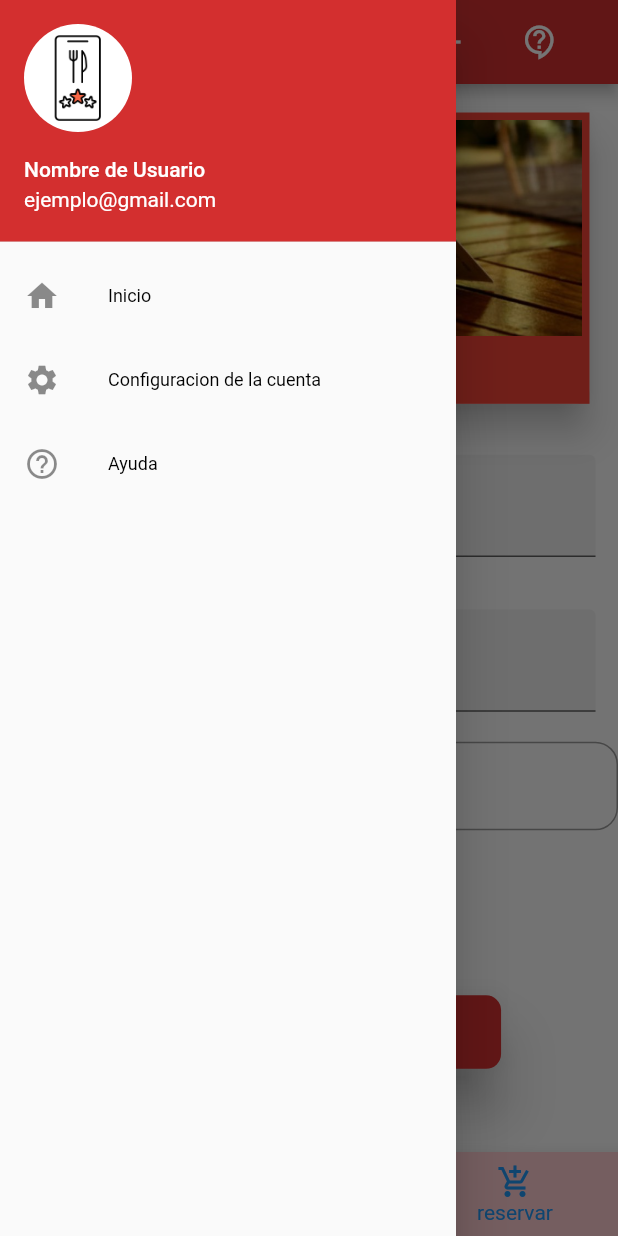
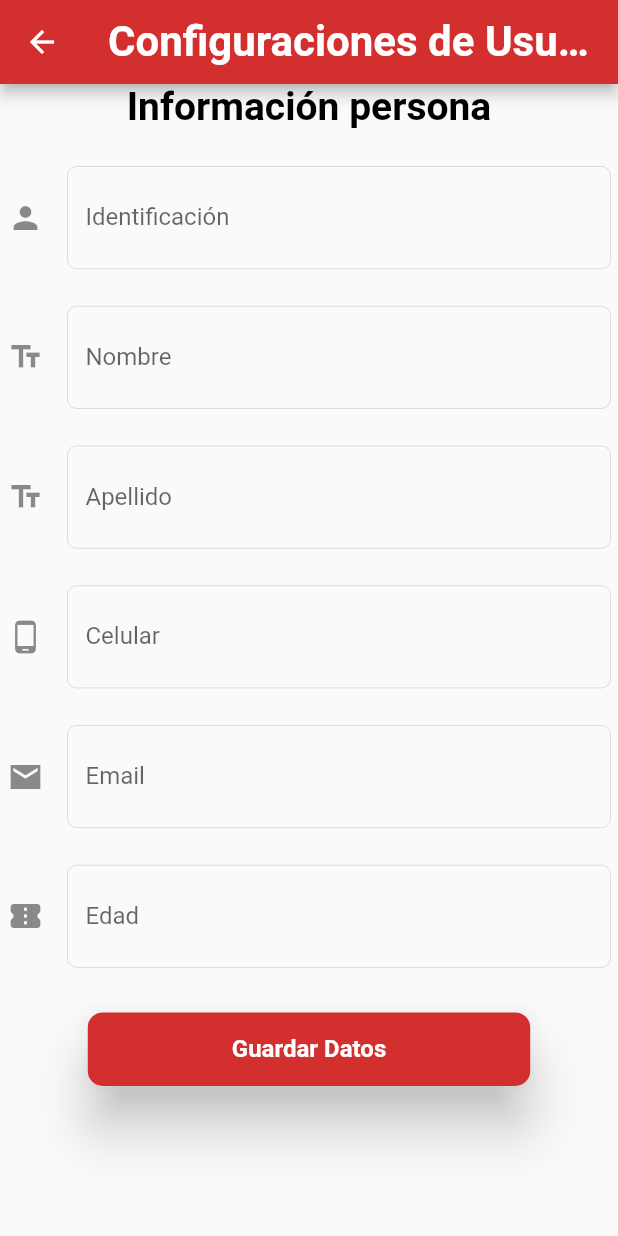
Before and after one commit to ayolethangulo/proyecto_appmovil, a Flutter app: the ViewMain screen opened directly, item 3 of the bottom bar chosen, in the side drawer, after a tap on "Configuracion de la cuenta", on a phone screen of 412 x 824 dp. Run offline on Flutter 3.47's test engine with Material 2 defaults, Android fonts, the phone set to English and light mode, and no system bars; our stand-ins replace flutter_rating_bar, flutter_swiper, get; network calls fail; Roboto replaces fonts that are missing (cursive).

Commit message:
Configuracion de la cuenta
Aporte Gian Figueroa

```diff
--- a/lib/Login/TextFields.dart
+++ b/lib/Login/TextFields.dart
@@ -1,5 +1,4 @@
 import 'package:flutter/material.dart';
-import 'package:flutter_swiper/flutter_swiper.dart';
 
 class TextFields extends StatelessWidget {
   final TextEditingController _controller;
@@ -11,11 +10,14 @@ class TextFields extends StatelessWidget {
   @override
   Widget build(BuildContext context) {
     return Padding(
-      padding: EdgeInsets.all(15.0),
+      padding: EdgeInsets.all(5.0),
       child: TextField(
         controller: this._controller,
         decoration: InputDecoration(
-            filled: true,
+            enabledBorder: OutlineInputBorder(
+                borderRadius: BorderRadius.circular(6),
+                borderSide: BorderSide(width: 0, color: Colors.black12)),
+            filled: false,
             labelText: this._label,
             hintText: this._hintText,
             suffix: GestureDetector(
--- /dev/null
+++ b/lib/configurations/configuraciones.dart
@@ -0,0 +1,147 @@
+import 'dart:convert';
+
+import 'package:flutter/material.dart';
+import 'package:parcial_1_app_movil/Login/TextFields.dart';
+import 'package:parcial_1_app_movil/Login/login_page.dart';
+import 'package:parcial_1_app_movil/modelo/personas.dart';
+import 'package:parcial_1_app_movil/pages/viewMain.dart';
+import 'package:parcial_1_app_movil/peticiones/peticionespersona.dart';
+
+class ConfiguracionUsuarioPage extends StatefulWidget {
+
+  ConfiguracionUsuarioPage(void editarPersona, {Key? key}) : super(key: key);
+  @override
+  State<ConfiguracionUsuarioPage> createState() => _ConfiguracionUsuarioPageState();
+}
+
+class _ConfiguracionUsuarioPageState extends State<ConfiguracionUsuarioPage> {
+  late Personas personas;
+  late TextEditingController _controlIdentificacion;
+  late TextEditingController _controlNombre;
+  late TextEditingController _controlApellido;
+  late TextEditingController _controlCelular;
+  late TextEditingController _controlEmail;
+  late TextEditingController _controlEdad;
+
+  @override
+  void initState() {
+
+    _controlIdentificacion = TextEditingController();
+    _controlNombre = TextEditingController();
+    _controlApellido = TextEditingController();
+    _controlCelular = TextEditingController();
+    _controlEmail = TextEditingController();
+    _controlEdad = TextEditingController();
+    super.initState();
+  }
+
+  @override
+  Widget build(BuildContext context) {
+    return Scaffold(
+      appBar: AppBar(
+        title: Text(
+          'Configuraciones de Usuario',
+          textAlign: TextAlign.left,
+          style: TextStyle(
+              color: Colors.white,
+              fontSize: 28,
+              fontFamily: 'cursive',
+              fontWeight: FontWeight.bold),
+        ),
+        backgroundColor: Colors.red[700],
+      ),
+      body: ListView(
+        children: <Widget>[
+          Column(
+            children: [
+              Text(
+                'Información persona',
+                textAlign: TextAlign.left,
+                style: TextStyle(
+                    color: Colors.black,
+                    fontSize: 26,
+                    fontFamily: 'cursive',
+                    fontWeight: FontWeight.bold),
+              ),
+              SizedBox(
+                height: 20,
+
+              ),
+              TextFields(_controlIdentificacion, 'Identificación',
+                  'Identificación', Icon(Icons.person)
+                  ),
+
+              SizedBox(
+                height: 15,
+              ),
+              TextFields(_controlNombre, 'Nombre', 'Nombre',
+                  Icon(Icons.text_fields_sharp)
+                  ),
+              SizedBox(
+                height: 15,
+
+              ),
+              TextFields(_controlApellido, 'Apellido', 'Apellido',
+                  Icon(Icons.text_fields_sharp)),
+              SizedBox(
+                height: 15,
+              ),
+              TextFields(_controlCelular, 'Celular', 'Celular',
+                  Icon(Icons.phone_android)),
+              SizedBox(
+                height: 15,
+              ),
+              TextFields(
+                  _controlEmail, 'Email', 'Email', Icon(Icons.email_sharp)),
+              SizedBox(
+                height: 15,
+              ),
+              TextFields(
+                _controlEdad,
+                'Edad',
+                'Edad',
+                Icon(Icons.confirmation_num_rounded),
+              ),
+              SizedBox(
+                height: 25,
+              ),
+              ElevatedButton(
+                onPressed: () {
+                  editarPersona(
+                      _controlIdentificacion.text,
+                      _controlNombre.text,
+                      _controlApellido.text,
+                      _controlCelular.text,
+                      _controlEmail.text,
+                      _controlEdad.text,
+                      );
+                  Navigator.push(context,
+                      MaterialPageRoute(builder: (context) => ViewMain()));
+                },
+                child: Container(
+                  padding:
+                      EdgeInsets.symmetric(horizontal: 80.0, vertical: 15.0),
+                  child: Text(
+                    'Guardar Datos',
+                    style:
+                        TextStyle(fontSize: 16.0, fontWeight: FontWeight.bold),
+                  ),
+                ),
+                style: ElevatedButton.styleFrom(
+                    primary: Colors.red[700],
+                    onPrimary: Colors.white,
+                    shadowColor: Colors.black,
+                    shape: RoundedRectangleBorder(
+                        borderRadius: BorderRadius.circular(10)),
+                    elevation: 15.0),
+              ),
+              SizedBox(
+                height: 25,
+              ),
+            ],
+          )
+        ],
+      ),
+    );
+  }
+}
--- a/lib/pages/viewMain.dart
+++ b/lib/pages/viewMain.dart
@@ -1,7 +1,9 @@
 import 'package:flutter/material.dart';
+import 'package:parcial_1_app_movil/configurations/configuraciones.dart';
 import 'package:parcial_1_app_movil/home_pages/Promotions.dart';
 import 'package:parcial_1_app_movil/home_pages/bookings.dart';
 import 'package:parcial_1_app_movil/home_pages/home.dart';
+import 'package:parcial_1_app_movil/peticiones/peticionespersona.dart';
 
 class ViewMain extends StatefulWidget {
   ViewMain({Key? key}) : super(key: key);
@@ -55,7 +57,13 @@ class _ViewMainState extends State<ViewMain> {
                     fontWeight: FontWeight.normal),
               ),
               leading: Icon(Icons.settings),
-              onTap: () {},
+              onTap: () {
+                Navigator.push(
+                    context,
+                    MaterialPageRoute(
+                        builder: (context) =>
+                            ConfiguracionUsuarioPage(editarPersona)));
+              },
             ),
             ListTile(
               title: Text(
```
Also changed, not shown: lib/configurations/configuracionRest.dart (added, +136 -0 lines), 3 other files.
